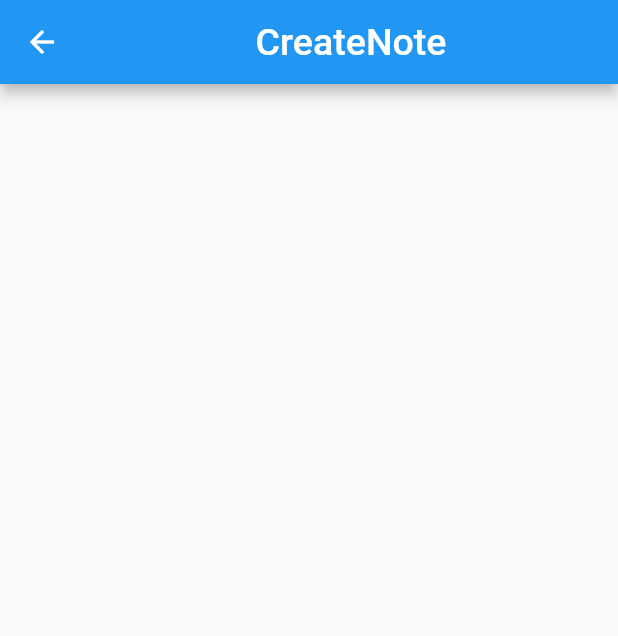
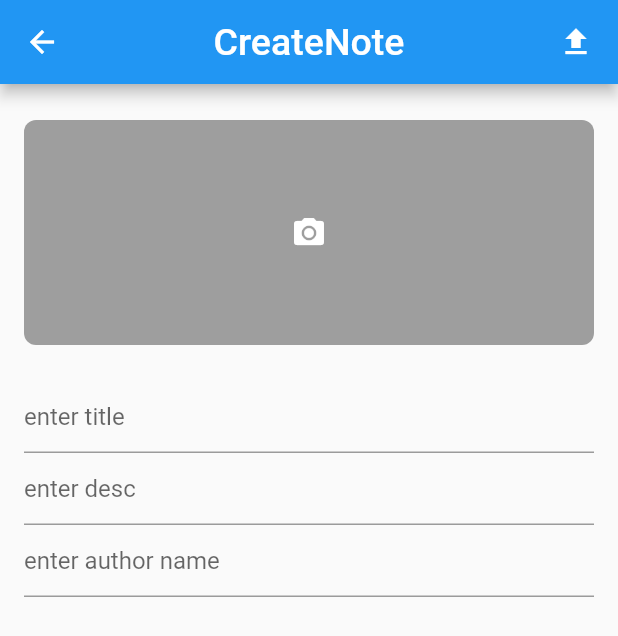
Before and after one commit to dyau172/flutter_app, a Flutter app: the CreateNote screen opened directly, on a phone screen of 412 x 824 dp. Shown: the top 636 px of the screen. Run offline on Flutter 3.47's test engine with Material 2 defaults, Android fonts, the phone set to English and light mode, and no system bars; our stand-ins replace cloud_firestore, firebase_storage, image_picker, random_string; accounts and stored records are empty.

Commit message:
some changes

```diff
--- a/flutter_app/lib/views/create_note.dart
+++ b/flutter_app/lib/views/create_note.dart
@@ -1,4 +1,9 @@
+import 'dart:io';
+import 'package:firebase_storage/firebase_storage.dart';
 import 'package:flutter/material.dart';
+import 'package:flutter_app/services/crud.dart';
+import 'package:image_picker/image_picker.dart';
+import 'package:random_string/random_string.dart';
 
 class CreateNote extends StatefulWidget {
   @override
@@ -6,13 +11,78 @@ class CreateNote extends StatefulWidget {
 }
 
 class _CreateNoteState extends State<CreateNote> {
+  File? selectedImage;
+  final picker = ImagePicker();
+
+  bool _isLoading = false;
+
+  CrudMethods crudMethods = CrudMethods();
+
+  Future getImage() async {
+    final pickedImage =
+        await ImagePicker().pickImage(source: ImageSource.gallery);
+
+    setState(() {
+      if (pickedImage != null) {
+        selectedImage = File(pickedImage.path);
+      } else {
+        print('No image selected');
+      }
+    });
+  }
+
+  Future<void> uploadNote() async {
+    if (selectedImage != null) {
+      //upload image
+      setState(() {
+        _isLoading = true;
+      });
+      Reference firebaseStorageRef = FirebaseStorage.instance
+          .ref()
+          .child("noteImages")
+          .child("${randomAlphaNumeric(9)}.jpg");
+
+      final UploadTask task = firebaseStorageRef.putFile(selectedImage!);
+
+      var imageUrl;
+      await task.whenComplete(() async {
+        try {
+          imageUrl = await firebaseStorageRef.getDownloadURL();
+        } catch (onError) {
+          print("Image Error");
+        }
+
+        print(imageUrl);
+      });
+
+      Map<String, dynamic> noteData = {
+        "authorName": authorTextEditingController.text,
+        "title": titleTextEditingController.text,
+        "desc": descTextEditingController.text
+      };
+
+      crudMethods.addData(noteData).then((value) {
+        setState(() {
+          _isLoading = false;
+        });
+        Navigator.pop(context);
+      });
+    } else {}
+  }
+
+  TextEditingController titleTextEditingController =
+      new TextEditingController();
+  TextEditingController authorTextEditingController =
+      new TextEditingController();
+  TextEditingController descTextEditingController = new TextEditingController();
+
   @override
   Widget build(BuildContext context) {
     return Scaffold(
       appBar: AppBar(
         title: Row(
           mainAxisAlignment: MainAxisAlignment.center,
-          children: <Widget>[
+          children: const <Widget>[
             Text(
               'Create',
               style: TextStyle(fontSize: 25),
@@ -23,7 +93,75 @@ class _CreateNoteState extends State<CreateNote> {
             ),
           ],
         ),
+        actions: [
+          GestureDetector(
+            onTap: () {
+              uploadNote();
+            },
+            child: Padding(
+                padding: EdgeInsets.symmetric(horizontal: 16),
+                child: Icon(Icons.file_upload)),
+          )
+        ],
       ),
+      body: _isLoading
+          ? Container(
+              child: Center(
+              child: CircularProgressIndicator(),
+            ))
+          : SingleChildScrollView(
+              child: Container(
+                  margin: EdgeInsets.symmetric(horizontal: 16),
+                  child: Column(
+                    children: [
+                      GestureDetector(
+                        onTap: () {
+                          getImage();
+                        },
+                        child: selectedImage != null
+                            ? Container(
+                                height: 150,
+                                margin: EdgeInsets.symmetric(vertical: 24),
+                                width: MediaQuery.of(context).size.width,
+                                child: ClipRRect(
+                                  borderRadius:
+                                      BorderRadius.all(Radius.circular(8)),
+                                  child: Image.file(
+                                    selectedImage!,
+                                    fit: BoxFit.cover,
+                                  ),
+                                ),
+                              )
+                            : Container(
+                                height: 150,
+                                decoration: BoxDecoration(
+                                    color: Colors.grey,
+                                    borderRadius:
+                                        BorderRadius.all(Radius.circular(8))),
+                                margin: EdgeInsets.symmetric(vertical: 24),
+                                width: MediaQuery.of(context).size.width,
+                                child: Icon(
+                                  Icons.camera_alt,
+                                  color: Colors.white,
+                                ),
+                              ),
+                      ),
+                      TextField(
+                        controller: titleTextEditingController,
+                        decoration: InputDecoration(hintText: "enter title"),
+                      ),
+                      TextField(
+                        controller: descTextEditingController,
+                        decoration: InputDecoration(hintText: "enter desc"),
+                      ),
+                      TextField(
+                        controller: authorTextEditingController,
+                        decoration:
+                            InputDecoration(hintText: "enter author name"),
+                      ),
+                    ],
+                  )),
+            ),
     );
   }
 }
```
Also changed, not shown: flutter_app/lib/views/home_page.dart (added, +127 -0 lines).
